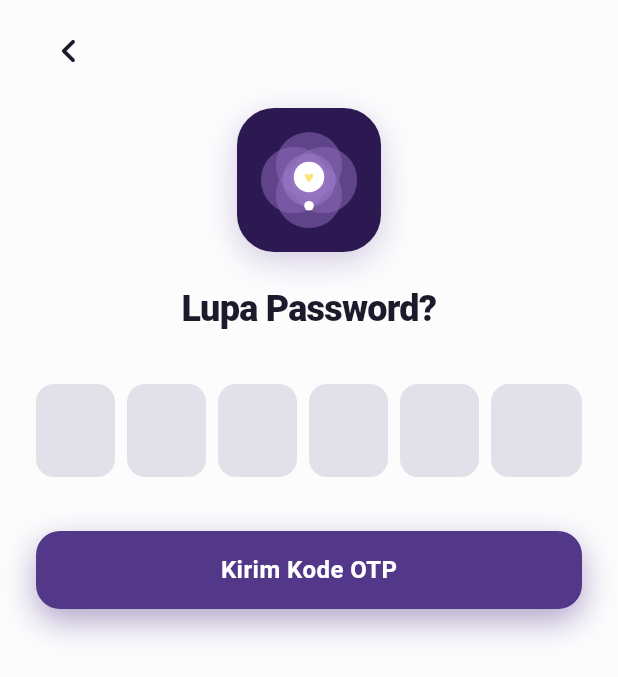
After one commit to hendriaa/BENEVO, a Flutter app: the OtpVerificationScreen screen opened directly, on a phone screen of 412 x 824 dp. The commit adds this screen. Shown: the top 677 px of the screen. Run offline on Flutter 3.47's test engine with Material 3 defaults, Android fonts, the phone set to English and light mode, and no system bars.

Commit message:
feat(auth): implement forgot password, OTP verification, and reset password screens

```diff
--- /dev/null
+++ b/benevo_mobile/lib/features/auth/screens/otp_verification_screen.dart
@@ -0,0 +1,290 @@
+import 'package:flutter/material.dart';
+import 'package:flutter/services.dart';
+import '../../../core/constants/colors.dart';
+import '../widgets/benevo_logo.dart';
+import 'reset_password_screen.dart';
+
+class OtpVerificationScreen extends StatefulWidget {
+  final String destination;
+
+  const OtpVerificationScreen({
+    super.key,
+    this.destination = '',
+  });
+
+  @override
+  State<OtpVerificationScreen> createState() => _OtpVerificationScreenState();
+}
+
+class _OtpVerificationScreenState extends State<OtpVerificationScreen> {
+  static const int _otpLength = 6;
+  final List<TextEditingController> _controllers =
+      List.generate(_otpLength, (_) => TextEditingController());
+  final List<FocusNode> _focusNodes =
+      List.generate(_otpLength, (_) => FocusNode());
+
+  bool _isLoading = false;
+
+  @override
+  void dispose() {
+    for (final controller in _controllers) {
+      controller.dispose();
+    }
+    for (final node in _focusNodes) {
+      node.dispose();
+    }
+    super.dispose();
+  }
+
+  String get _enteredOtp =>
+      _controllers.map((controller) => controller.text).join();
+
+  void _onOtpChanged(int index, String value) {
+    if (value.length > 1) {
+      // Handle paste of multiple characters
+      final cleanDigits =
+          value.replaceAll(RegExp(r'\D'), '').substring(0, _otpLength.clamp(0, value.length));
+      for (int i = 0; i < cleanDigits.length && i < _otpLength; i++) {
+        _controllers[i].text = cleanDigits[i];
+      }
+      final nextIndex = (cleanDigits.length < _otpLength) ? cleanDigits.length : _otpLength - 1;
+      _focusNodes[nextIndex].requestFocus();
+      setState(() {});
+      return;
+    }
+
+    if (value.isNotEmpty) {
+      if (index < _otpLength - 1) {
+        _focusNodes[index + 1].requestFocus();
+      } else {
+        _focusNodes[index].unfocus();
+      }
+    }
+    setState(() {});
+  }
+
+  void _onKeyDown(int index, KeyEvent event) {
+    if (event is KeyDownEvent &&
+        event.logicalKey == LogicalKeyboardKey.backspace) {
+      if (_controllers[index].text.isEmpty && index > 0) {
+        _controllers[index - 1].clear();
+        _focusNodes[index - 1].requestFocus();
+        setState(() {});
+      }
+    }
+  }
+
+  void _handleVerifyOtp() {
+    final otp = _enteredOtp;
+    if (otp.length < _otpLength) {
+      ScaffoldMessenger.of(context).showSnackBar(
+        const SnackBar(
+          content: Text('Silakan masukkan 6 digit kode OTP secara lengkap'),
+          backgroundColor: Colors.redAccent,
+        ),
+      );
+      return;
+    }
+
+    setState(() {
+      _isLoading = true;
+    });
+
+    Future.delayed(const Duration(milliseconds: 1200), () {
+      if (mounted) {
+        setState(() {
+          _isLoading = false;
+        });
+
+        ScaffoldMessenger.of(context).showSnackBar(
+          const SnackBar(
+            content: Text('Verifikasi OTP berhasil!'),
+            backgroundColor: AppColors.primary,
+          ),
+        );
+
+        Navigator.push(
+          context,
+          MaterialPageRoute(
+            builder: (context) => const ResetPasswordScreen(),
+          ),
+        );
+      }
+    });
+  }
+
+  @override
+  Widget build(BuildContext context) {
+    return Scaffold(
+      backgroundColor: AppColors.background,
+      body: SafeArea(
+        child: SingleChildScrollView(
+          physics: const BouncingScrollPhysics(),
+          child: Padding(
+            padding: const EdgeInsets.symmetric(horizontal: 24.0),
+            child: Column(
+              crossAxisAlignment: CrossAxisAlignment.center,
+              children: [
+                const SizedBox(height: 12),
+
+                // Top navigation bar with Back Button
+                Align(
+                  alignment: Alignment.centerLeft,
+                  child: InkWell(
+                    onTap: () {
+                      if (Navigator.canPop(context)) {
+                        Navigator.pop(context);
+                      }
+                    },
+                    borderRadius: BorderRadius.circular(20),
+                    child: const Padding(
+                      padding: EdgeInsets.all(6.0),
+                      child: Icon(
+                        Icons.chevron_left_rounded,
+                        size: 32,
+                        color: AppColors.textPrimary,
+                      ),
+                    ),
+                  ),
+                ),
+
+                const SizedBox(height: 16),
+
+                // Benevo App Logo
+                const BenevoLogo(size: 96),
+
+                const SizedBox(height: 24),
+
+                // Header Title
+                const Text(
+                  'Lupa Password?',
+                  textAlign: TextAlign.center,
+                  style: TextStyle(
+                    fontSize: 24,
+                    fontWeight: FontWeight.w800,
+                    color: AppColors.textPrimary,
+                    letterSpacing: -0.5,
+                  ),
+                ),
+
+                const SizedBox(height: 36),
+
+                // 6 OTP Input Boxes
+                Row(
+                  mainAxisAlignment: MainAxisAlignment.spaceBetween,
+                  children: List.generate(_otpLength, (index) {
+                    final isFilled = _controllers[index].text.isNotEmpty;
+                    return Expanded(
+                      child: Container(
+                        height: 62,
+                        margin: EdgeInsets.only(
+                          right: index < _otpLength - 1 ? 8 : 0,
+                        ),
+                        decoration: BoxDecoration(
+                          color: isFilled
+                              ? Colors.white
+                              : const Color(0xFFE2E0E8),
+                          borderRadius: BorderRadius.circular(12),
+                          border: Border.all(
+                            color: _focusNodes[index].hasFocus
+                                ? AppColors.primary
+                                : (isFilled
+                                    ? AppColors.inputBorder
+                                    : Colors.transparent),
+                            width: 1.6,
+                          ),
+                          boxShadow: [
+                            if (_focusNodes[index].hasFocus || isFilled)
+                              BoxShadow(
+                                color: AppColors.primary.withValues(alpha: 0.12),
+                                blurRadius: 10,
+                                offset: const Offset(0, 4),
+                              ),
+                          ],
+                        ),
+                        child: KeyboardListener(
+                          focusNode: FocusNode(),
+                          onKeyEvent: (event) => _onKeyDown(index, event),
+                          child: TextFormField(
+                            controller: _controllers[index],
+                            focusNode: _focusNodes[index],
+                            keyboardType: TextInputType.number,
+                            textAlign: TextAlign.center,
+                            maxLength: 1,
+                            style: const TextStyle(
+                              fontSize: 22,
+                              fontWeight: FontWeight.w700,
+                              color: AppColors.textPrimary,
+                            ),
+                            inputFormatters: [
+                              FilteringTextInputFormatter.digitsOnly,
+                            ],
+                            decoration: const InputDecoration(
+                              counterText: '',
+                              border: InputBorder.none,
+                              contentPadding: EdgeInsets.zero,
+                            ),
+                            onChanged: (val) => _onOtpChanged(index, val),
+                          ),
+                        ),
+                      ),
+                    );
+                  }),
+                ),
+
+                const SizedBox(height: 36),
+
+                // "Kirim Kode OTP" Button
+                Container(
+                  width: double.infinity,
+                  height: 52,
+                  decoration: BoxDecoration(
+                    borderRadius: BorderRadius.circular(16),
+                    boxShadow: [
+                      BoxShadow(
+                        color: AppColors.primary.withValues(alpha: 0.45),
+                        blurRadius: 18,
+                        offset: const Offset(0, 8),
+                      ),
+                    ],
+                  ),
+                  child: ElevatedButton(
+                    onPressed: _isLoading ? null : _handleVerifyOtp,
+                    style: ElevatedButton.styleFrom(
+                      backgroundColor: AppColors.primary,
+                      foregroundColor: Colors.white,
+                      elevation: 0,
+                      shape: RoundedRectangleBorder(
+                        borderRadius: BorderRadius.circular(16),
+                      ),
+                      padding: EdgeInsets.zero,
+                    ),
+                    child: _isLoading
+                        ? const SizedBox(
+                            width: 22,
+                            height: 22,
+                            child: CircularProgressIndicator(
+                              strokeWidth: 2.5,
+                              color: Colors.white,
+                            ),
+                          )
+                        : const Text(
+                            'Kirim Kode OTP',
+                            style: TextStyle(
+                              fontSize: 16,
+                              fontWeight: FontWeight.w700,
+                              letterSpacing: 0.3,
+                            ),
+                          ),
+                  ),
+                ),
+
+                const SizedBox(height: 32),
+              ],
+            ),
+          ),
+        ),
+      ),
+    );
+  }
+}
```
Also changed, not shown: benevo_mobile/lib/features/auth/screens/forgot_password_screen.dart (added, +191 -0 lines), benevo_mobile/lib/features/auth/screens/login_screen.dart (+5 -3 lines), benevo_mobile/lib/features/auth/screens/reset_password_screen.dart (added, +245 -0 lines), 1 other file.
